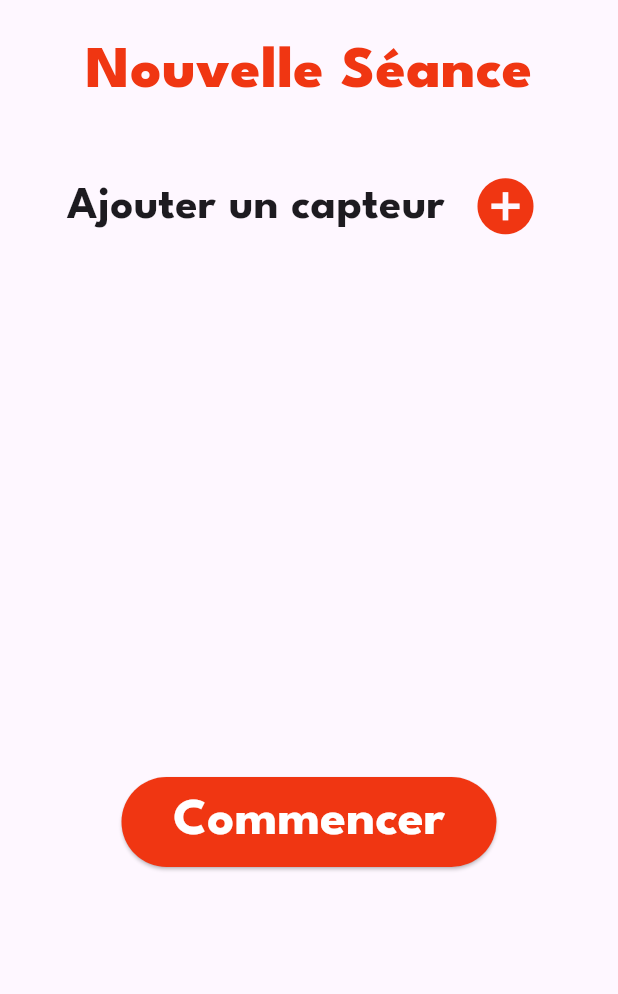
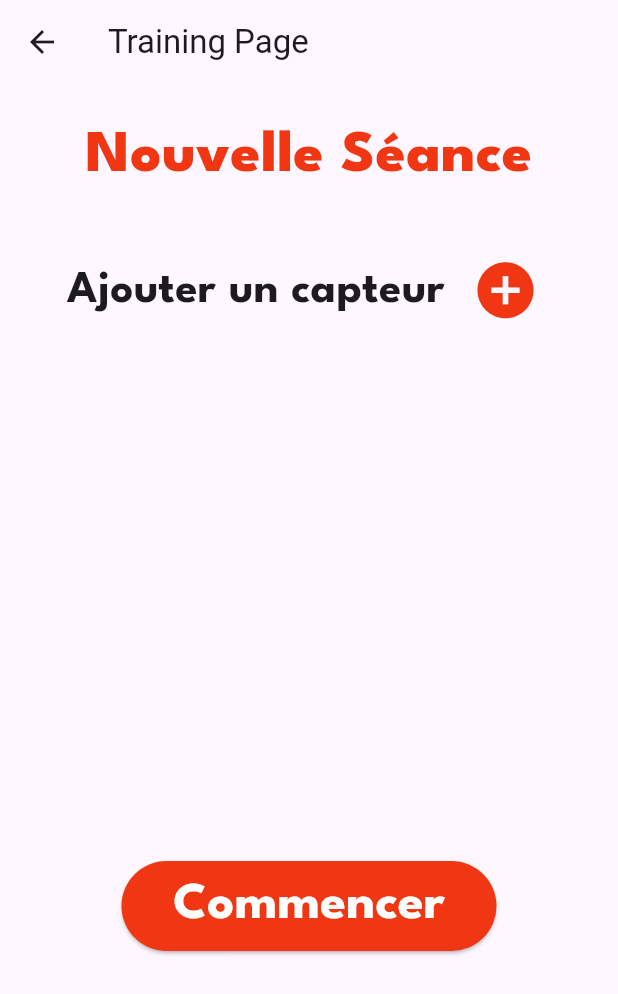
Before and after one commit to HippolyteGillet/trackbad, a Flutter app: the TrainingPage screen opened directly, on a phone screen of 412 x 824 dp. Shown: the top 994 px of the screen. Run offline on Flutter 3.47's test engine with Material 3 defaults, Android fonts, the phone set to English and light mode, and no system bars; our stand-ins replace loading_animation_widget, supabase_flutter; accounts and stored records are empty.

Commit message:
chore: fix overflow bug

```diff
--- a/lib/View/pages/training_page.dart
+++ b/lib/View/pages/training_page.dart
@@ -18,7 +18,12 @@ class _TrainingPageState extends State<TrainingPage> {
     final controller = Provider.of<Controller>(context);
     final sensors = controller.model.sensors.where((s) => s?.isActif == true).toList();
 
-    return Column(
+    return Scaffold(
+      appBar: AppBar(
+        title: Text('Training Page'),
+      ),
+      body: SingleChildScrollView(
+        child: Column(
           children: [
             const Padding(padding: EdgeInsets.only(top: 20)),
             const Center(
@@ -61,9 +66,10 @@ class _TrainingPageState extends State<TrainingPage> {
               height: 335,
               child: SingleChildScrollView(
                 padding: const EdgeInsets.only(top: 25),
+                scrollDirection: Axis.horizontal,
                 child: Wrap(
-              spacing: 5.0, // Espace horizontal entre les cartes
-              runSpacing: 30.0, // Espace vertical entre les lignes
+                  spacing: 5.0,
+                  runSpacing: 30.0,
                   children: sensors.map((sensor) {
                     return SizedBox(
                       width: 110,
@@ -73,7 +79,6 @@ class _TrainingPageState extends State<TrainingPage> {
                           showDialog(
                             context: context,
                             builder: (BuildContext context) {
-                          // Pop-up d'informations sur le capteur
                               return AlertDialog(
                                 title: Text(sensor?.name ?? "Inconnu"),
                                 content: Column(
@@ -86,7 +91,6 @@ class _TrainingPageState extends State<TrainingPage> {
                                     Text('Capteur : ${sensor?.uuid}'),
                                     const SizedBox(height: 8.0),
                                     Text("Type de séance : ${sensor?.seanceType.toString()}"),
-                                // Ajoutez plus d'informations ici
                                   ],
                                 ),
                                 actions: <Widget>[
@@ -95,15 +99,13 @@ class _TrainingPageState extends State<TrainingPage> {
                                         style: TextStyle(color: Colors.red)),
                                     onPressed: () {
                                       controller.disconnectSensor(sensor!);
-                                  Navigator.of(context)
-                                      .pop(); // Ferme la boîte de dialogue
+                                      Navigator.of(context).pop();
                                     },
                                   ),
                                   TextButton(
                                     child: const Text('Fermer'),
                                     onPressed: () {
-                                  Navigator.of(context)
-                                      .pop(); // Ferme la boîte de dialogue
+                                      Navigator.of(context).pop();
                                     },
                                   ),
                                 ],
@@ -121,7 +123,7 @@ class _TrainingPageState extends State<TrainingPage> {
                               const Positioned(
                                 top: -25,
                                 child: CircleAvatar(
-                              radius: 25, // La taille de l'avatar
+                                  radius: 25,
                                   backgroundColor: Colors.lightBlueAccent,
                                   child: Icon(Icons.person, size: 25),
                                 ),
@@ -132,7 +134,7 @@ class _TrainingPageState extends State<TrainingPage> {
                                   const Padding(padding: EdgeInsets.only(top: 25)),
                                   FittedBox(
                                     child: Text(
-                                  sensor.player!.firstname, // Prénom
+                                      sensor.player!.firstname,
                                       textAlign: TextAlign.center,
                                       style: const TextStyle(
                                         color: Colors.white,
@@ -142,7 +144,7 @@ class _TrainingPageState extends State<TrainingPage> {
                                   ),
                                   FittedBox(
                                     child:Text(
-                                  sensor.player!.lastname, // Nom de famille
+                                      sensor.player!.lastname,
                                       textAlign: TextAlign.center,
                                       style: const TextStyle(
                                         color: Colors.white,
@@ -150,7 +152,6 @@ class _TrainingPageState extends State<TrainingPage> {
                                       ),
                                     ),
                                   ),
-
                                   const Padding(padding: EdgeInsets.only(top: 3)),
                                   FittedBox(
                                     child: Text(
@@ -204,6 +205,8 @@ class _TrainingPageState extends State<TrainingPage> {
               ),
             )
           ],
+        ),
+      ),
     );
   }
 }
```
Lines whose indentation alone changed are shown as unchanged.
